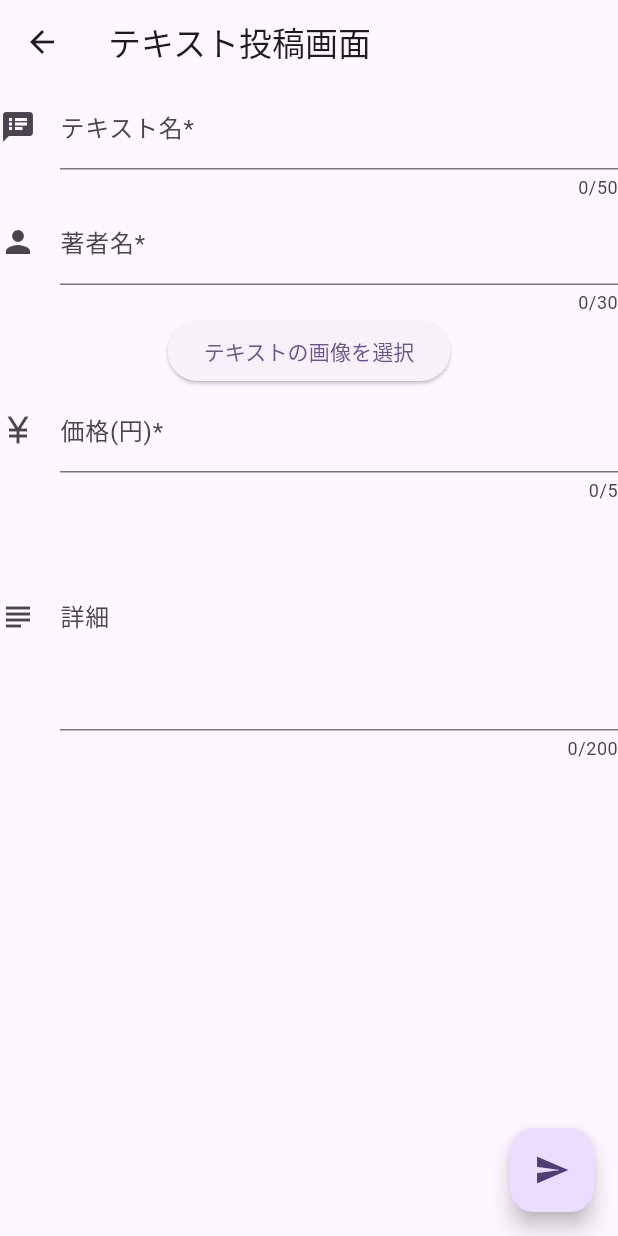
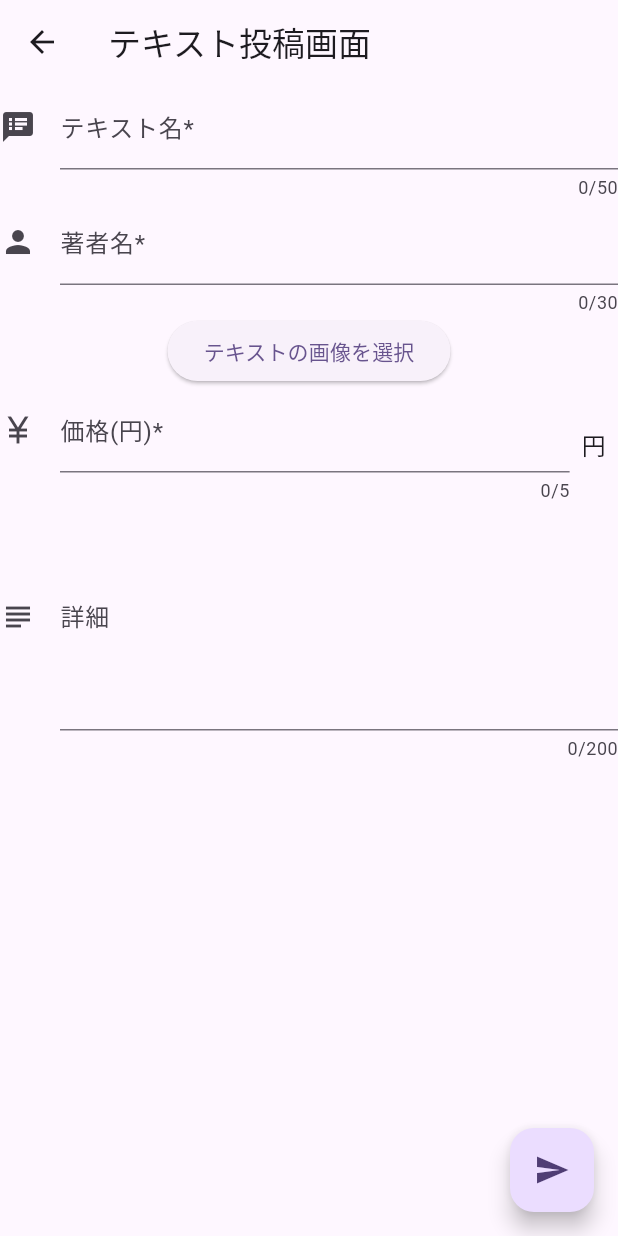
Before and after one commit to LiberaAnima/libera_flutter, a Flutter app: the PostBookPage screen opened by its route, on a phone screen of 412 x 824 dp. Run offline on Flutter 3.47's test engine with Material 3 defaults, Android fonts, the phone set to English and light mode, and no system bars; our stand-ins replace cloud_firestore, firebase_auth, firebase_core, firebase_storage, image_picker; accounts and stored records are empty.

Commit message:
add yen on the right side of the price textfield

```diff
--- a/lib/screen/postbook_page.dart
+++ b/lib/screen/postbook_page.dart
@@ -108,7 +108,10 @@ class _PostBookPagePageState extends State<PostBookPage> {
             onPressed: _pickImage,
             child: Text('テキストの画像を選択'),
           ),
-          TextField(
+          Row(
+            children: [
+              Expanded(
+                child: TextField(
                   controller: _priceEditingController,
                   enabled: true,
                   maxLength: 5,
@@ -118,11 +121,18 @@ class _PostBookPagePageState extends State<PostBookPage> {
                   maxLines: 1,
                   decoration: const InputDecoration(
                     icon: Icon(Icons.currency_yen),
-              hintText: '例)○○○○',
+                    hintText: '例) 1500',
                     labelText: '価格(円)*',
                   ),
                   keyboardType: TextInputType.number,
                   inputFormatters: [FilteringTextInputFormatter.digitsOnly],
+                ),
+              ),
+              Padding(
+                padding: const EdgeInsets.symmetric(horizontal: 8),
+                child: Text('円', style: TextStyle(fontSize: 16)),
+              ),
+            ],
           ),
           TextField(
             controller: _detailsEditingController,
```
Lines whose indentation alone changed are shown as unchanged.
